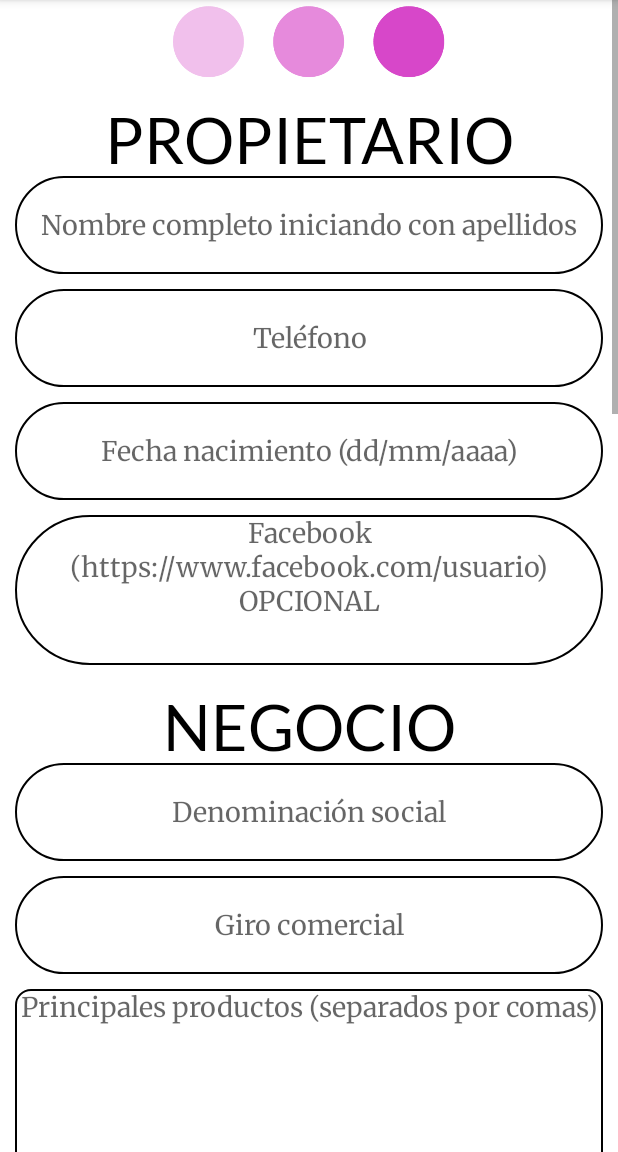
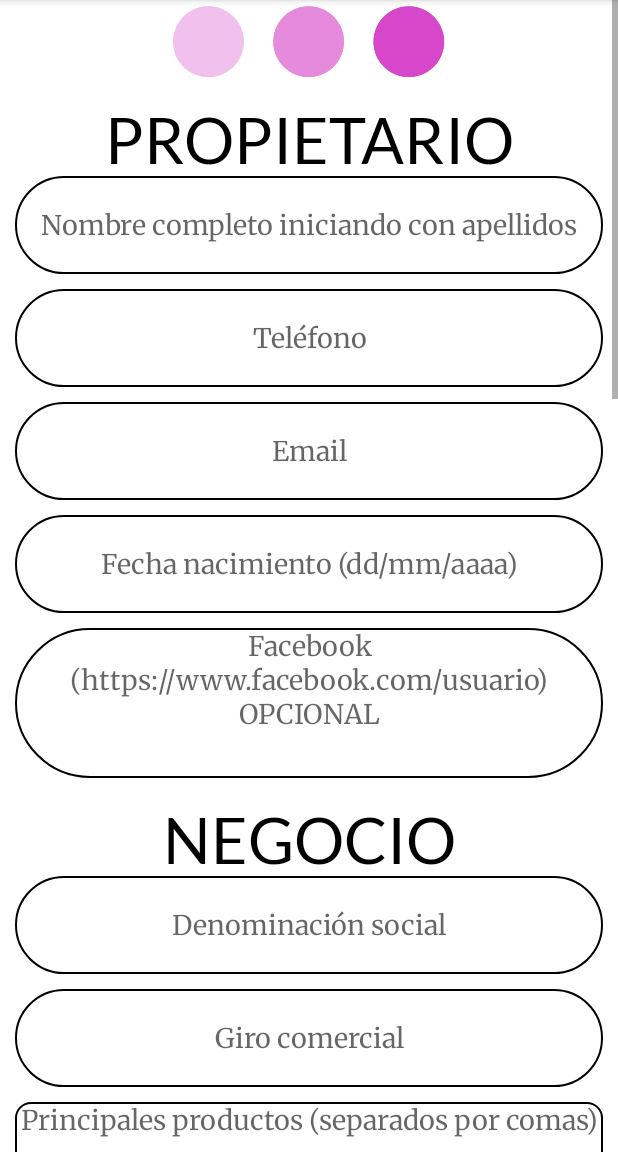
Before and after one commit to itzvargas/DirectorioComercial, an Android app: the fragment insNegocio shown on its own in the app's theme, on a phone screen of 412 x 824 dp, the part 84-1236 px from its top. Run offline under Robolectric (Android 15) with nearby library versions, the phone set to English and light mode, and no system bars; 1 statement that could not run was skipped.

Commit message:
Validaciones de la incripción del negocio.

```diff
--- a/app/src/main/java/com/example/directoriocomercial/insNegocio.java
+++ b/app/src/main/java/com/example/directoriocomercial/insNegocio.java
@@ -10,9 +10,11 @@ import android.view.KeyEvent;
 import android.view.LayoutInflater;
 import android.view.View;
 import android.view.ViewGroup;
+import android.widget.Button;
 import android.widget.CheckBox;
 import android.widget.EditText;
 import android.widget.ScrollView;
+import android.widget.Toast;
 
 
 /**
@@ -21,7 +23,17 @@ import android.widget.ScrollView;
 public class insNegocio extends Fragment implements CheckBox.OnClickListener {
 
     CheckBox sociales;
+    int id_propietario[] = {R.id.edt_nombreUsuario,R.id.edt_telefonoUsuario,R.id.edt_emailUsuario,R.id.edt_fechaNacUsuario,R.id.edt_faceUsuario};
+    int id_negocio[] = {R.id.edt_denominacion,R.id.edt_giro,R.id.edt_productos};
+    int id_domicilio[] = {R.id.edt_calle,R.id.edt_noInt,R.id.edt_noExt,R.id.edt_colonia,R.id.edt_codigoPos,R.id.edt_municipio,R.id.edt_estado};
+    int id_contacto[] = {R.id.edt_emailNeg,R.id.edt_telefonoNeg,R.id.edt_horaA,R.id.edt_horaC,R.id.edt_dias};
     EditText pagina,faceN,instaN;
+    EditText propietario[] = new EditText[5];
+    EditText negocio[] = new EditText[3];
+    EditText domicilio[] = new EditText[7];
+    EditText contacto[] = new EditText[5];
+    Button inscr;
+
     //URL para google maps del negocio
     //https://maps.google.com/?q=
     public insNegocio() {
@@ -35,24 +47,88 @@ public class insNegocio extends Fragment implements CheckBox.OnClickListener {
         // Inflate the layout for this fragment
         rootView = inflater.inflate(R.layout.fragment_ins_negocio, container, false);
         ((MainActivity) getActivity()).getSupportActionBar().setTitle(getString(R.string.menu_inscribir));
+        for (int i = 0; i<5; i++)
+            propietario[i] = (EditText) rootView.findViewById(id_propietario[i]);
+        for (int i = 0; i<3; i++)
+            negocio[i] = (EditText) rootView.findViewById(id_negocio[i]);
+        for (int i = 0; i<7; i++)
+            domicilio[i] = (EditText) rootView.findViewById(id_domicilio[i]);
+        for (int i = 0; i<5; i++)
+            contacto[i] = (EditText) rootView.findViewById(id_contacto[i]);
         sociales = (CheckBox)rootView.findViewById(R.id.chk_redes);
         pagina = (EditText)rootView.findViewById(R.id.edt_paginaW);
         faceN = (EditText)rootView.findViewById(R.id.edt_faceNeg);
         instaN = (EditText)rootView.findViewById(R.id.edt_instaNeg);
+        inscr = (Button)rootView.findViewById(R.id.btn_inscribir);
+        inscr.setOnClickListener(this);
         sociales.setOnClickListener(this);
         return rootView;
     }
 
     @Override
     public void onClick(View v) {
+        //Propietario
+        String nombre,telefono,email,fecha,face;
+        //Negocio
+        String denom,giro,producto;
+        //Domicilio
+        String calle,noI,noE,colonia,codigo,munic,estado;
+        //Contacto
+        String emailN,telefonoN,horaA,horaC,dias,page,faceNe,instaNe;
+
         if(v.getId()==R.id.chk_redes){
-            pagina.setVisibility(View.VISIBLE);
-            faceN.setVisibility(View.VISIBLE);
-            instaN.setVisibility(View.VISIBLE);
+            if(sociales.isChecked()) {
+                pagina.setVisibility(View.VISIBLE);
+                faceN.setVisibility(View.VISIBLE);
+                instaN.setVisibility(View.VISIBLE);
+            }
+            else {
+                pagina.setVisibility(View.INVISIBLE);
+                faceN.setVisibility(View.INVISIBLE);
+                instaN.setVisibility(View.INVISIBLE);
+            }
         }
-        if(v.getId() == getFragmentManager().getBackStackEntryCount()){
-            Intent intent = new Intent(getContext(),MainActivity.class);
-            startActivity(intent);
+        if(v.getId() == R.id.btn_inscribir){
+            nombre = propietario[0].getText().toString();
+            telefono = propietario[1].getText().toString();
+            email = propietario[2].getText().toString();
+            fecha = propietario[3].getText().toString();
+            face = propietario[4].getText().toString();
+
+            denom = negocio[0].getText().toString();
+            giro = negocio[1].getText().toString();
+            producto = negocio[2].getText().toString();
+
+            calle = domicilio[0].getText().toString();
+            noI = domicilio[1].getText().toString();
+            noE = domicilio[2].getText().toString();
+            colonia = domicilio[3].getText().toString();
+            codigo = domicilio[4].getText().toString();
+            munic = domicilio[5].getText().toString();
+            estado = domicilio[6].getText().toString();
+
+            emailN = contacto[0].getText().toString();
+            telefonoN = contacto[1].getText().toString();
+            horaA = contacto[2].getText().toString();
+            horaC = contacto[3].getText().toString();
+            dias = contacto[4].getText().toString();
+
+            page = pagina.getText().toString();
+            faceNe = faceN.getText().toString();
+            instaNe = instaN.getText().toString();
+
+            if(!nombre.isEmpty() && !telefono.isEmpty() && !email.isEmpty() && !fecha.isEmpty() &&
+            !denom.isEmpty() && !giro.isEmpty() && !producto.isEmpty() &&
+            !calle.isEmpty() && !noI.isEmpty() && !colonia.isEmpty() && !codigo.isEmpty() && !munic.isEmpty() && !estado.isEmpty() &&
+            !emailN.isEmpty() && !telefonoN.isEmpty() && !horaA.isEmpty() && !dias.isEmpty()){
+
+                Intent intent = new Intent(getContext(),MainActivity.class);
+                startActivity(intent);
+                Toast.makeText(getContext(), "Datos enviados. Se te notificará cuando este aceptado tu negocio.",Toast.LENGTH_LONG).show();
+            }
+            else{
+                Toast.makeText(getContext(), "Faltan campos por llenar",Toast.LENGTH_LONG).show();
+            }
         }
     }
 
--- a/app/src/main/res/layout/fragment_ins_negocio.xml
+++ b/app/src/main/res/layout/fragment_ins_negocio.xml
@@ -81,6 +81,27 @@
         app:layout_constraintTop_toBottomOf="@+id/edt_nombreUsuario" />
 
     <EditText
+        android:id="@+id/edt_emailUsuario"
+        android:layout_width="0dp"
+        android:layout_height="65dp"
+        android:layout_marginStart="10dp"
+        android:layout_marginEnd="10dp"
+        android:background="@drawable/input"
+        android:layout_marginTop="10dp"
+        android:ems="10"
+        android:fontFamily="@font/merriweather"
+        android:hint="Email"
+        android:inputType="phone"
+        android:textAlignment="center"
+        app:autoSizeTextType="uniform"
+        app:autoSizeMinTextSize="12sp"
+        app:autoSizeMaxTextSize="100sp"
+        app:autoSizeStepGranularity="2sp"
+        app:layout_constraintEnd_toEndOf="parent"
+        app:layout_constraintStart_toStartOf="parent"
+        app:layout_constraintTop_toBottomOf="@+id/edt_telefonoUsuario" />
+
+    <EditText
         android:id="@+id/edt_fechaNacUsuario"
         android:layout_width="0dp"
         android:layout_height="65dp"
@@ -99,7 +120,7 @@
         app:autoSizeStepGranularity="2sp"
         app:layout_constraintEnd_toEndOf="parent"
         app:layout_constraintStart_toStartOf="parent"
-        app:layout_constraintTop_toBottomOf="@+id/edt_telefonoUsuario" />
+        app:layout_constraintTop_toBottomOf="@+id/edt_emailUsuario" />
 
     <EditText
         android:id="@+id/edt_faceUsuario"
@@ -611,7 +632,7 @@
         app:layout_constraintTop_toBottomOf="@+id/edt_faceNeg" />
 
     <Button
-        android:id="@+id/button4"
+        android:id="@+id/btn_inscribir"
         android:layout_width="match_parent"
         android:layout_height="50dp"
         android:layout_marginStart="10dp"
```
